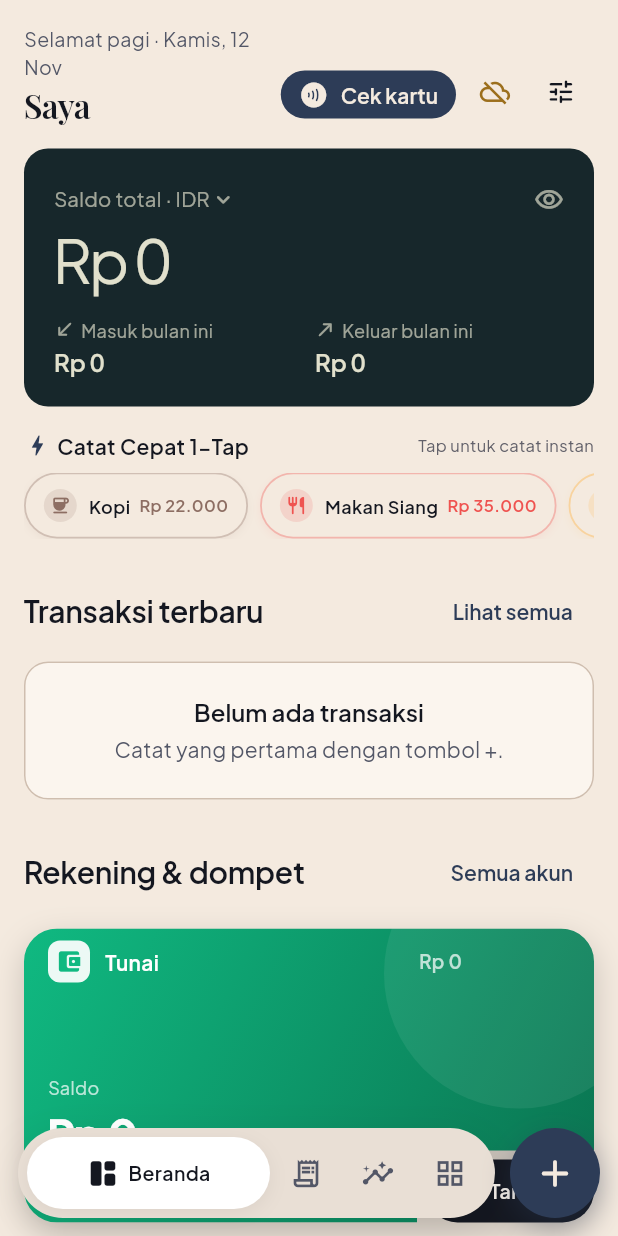
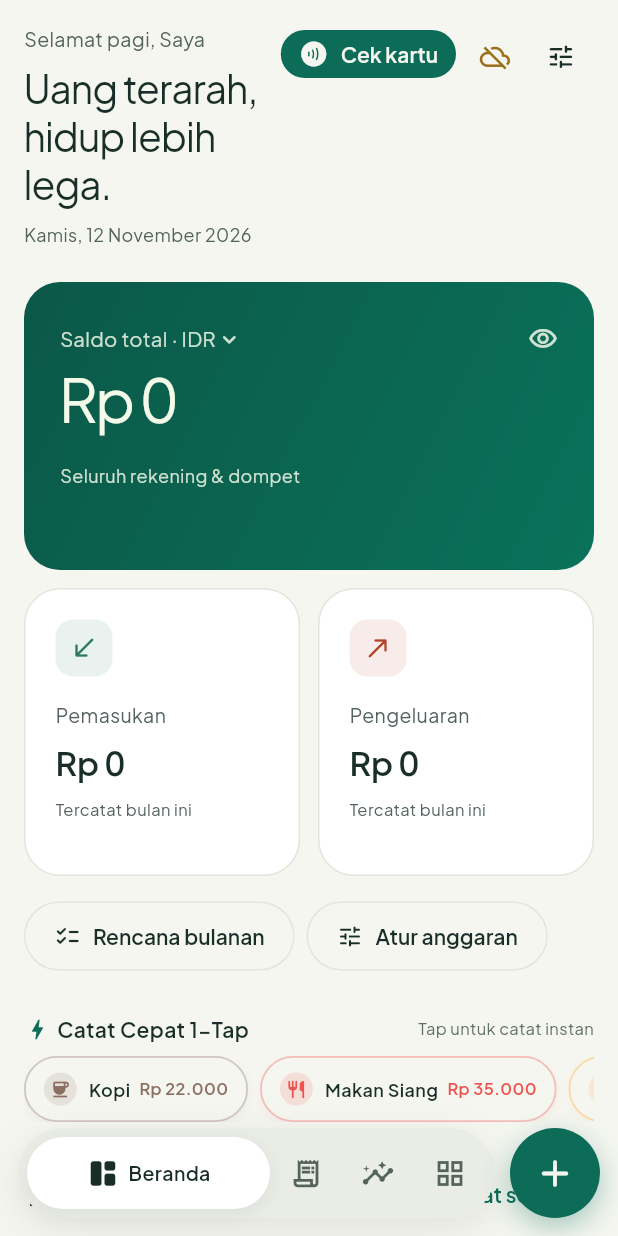
Before and after one commit to irsyadmsk/wallet, a Flutter app: the screen it shows once a user with an empty profile is signed in, on a phone screen of 412 x 824 dp. Run offline on Flutter 3.47's test engine with Material 3 defaults, Android fonts, the light colour scheme and no system bars; drawn by our look-alikes of flutter_animate; our stand-ins replace dropdown_button2, file_picker, fl_chart, flutter_colorpicker, get, hive and 5 more; missing offline and left inert: dart:js_interop, google_mlkit_text_recognition; accounts and stored records are empty; network calls fail.

Commit message:
[web-only] Refresh Wallet with the ARUS visual direction
Use ivory surfaces, forest balance cards, clearer monthly cash-flow cards and responsive content-width layouts. Keep the existing ledger, authentication and storage contracts. Add responsive/privacy coverage and validate the web release before deployment; skip APK publication for this web-only change.

```diff
--- a/lib/presentation/dashboard/view/dashboard_view.dart
+++ b/lib/presentation/dashboard/view/dashboard_view.dart
@@ -5,6 +5,7 @@ import 'package:intl/intl.dart';
 import 'package:financial_recording/presentation/emoney_nfc/view/emoney_nfc_view.dart';
 import 'package:financial_recording/data/services/emoney_nfc_service.dart';
 import 'package:financial_recording/shared/widget/market_card.dart';
+import 'package:financial_recording/shared/widget/wallet_flow_cards.dart';
 import 'package:financial_recording/data/services/currency/currency_service.dart';
 import 'package:financial_recording/app/shell_controller.dart';
 import 'package:financial_recording/app/sync_controller.dart';
@@ -15,7 +16,6 @@ import 'package:financial_recording/presentation/auth/controller/auth_controller
 import 'package:financial_recording/presentation/dashboard/controller/dashboard_controller.dart';
 import 'package:financial_recording/presentation/form_tx/view/form_tx_view.dart';
 import 'package:financial_recording/shared/responsive/adaptive_dialog.dart';
-import 'package:financial_recording/shared/responsive/breakpoints.dart';
 import 'package:financial_recording/shared/responsive/content_shell.dart';
 import 'package:financial_recording/shared/theme/app_colors.dart';
 import 'package:financial_recording/shared/theme/app_motion.dart';
@@ -45,7 +45,6 @@ class _DashboardViewState extends State<DashboardView> {
   Widget build(BuildContext context) {
     final c = Get.put(DashboardController(), tag: 'dashboard');
     final shell = Get.find<ShellController>();
-    final wide = context.windowSize == WindowSize.expanded || context.windowSize == WindowSize.large;
 
     return Scaffold(
       backgroundColor: Colors.transparent,
@@ -63,7 +62,9 @@ class _DashboardViewState extends State<DashboardView> {
           child: SafeArea(
             bottom: false,
             child: ContentShell(
-              child: Obx(() {
+              child: LayoutBuilder(builder: (context, constraints) {
+                final wide = constraints.maxWidth >= 900;
+                return Obx(() {
                 var i = 0;
                 // Money first, then what needs doing, then the details — the
                 // score and narrative live on Laporan.
@@ -112,7 +113,40 @@ class _DashboardViewState extends State<DashboardView> {
                   crossAxisAlignment: CrossAxisAlignment.stretch,
                   children: [
                     const _Greeting(),
+                    const SizedBox(height: 24),
+                    if (wide)
+                      Row(
+                          crossAxisAlignment: CrossAxisAlignment.start,
+                          children: [
+                            Expanded(flex: 5, child: hero),
+                            const SizedBox(width: 16),
+                            Expanded(flex: 6, child: WalletFlowCards(
+                              income: c.monthIncome.value,
+                              expense: c.monthExpense.value,
+                              hidden: _hidden,
+                            )),
+                          ],
+                      )
+                    else ...[
+                      hero,
+                      const SizedBox(height: 12),
+                      WalletFlowCards(income: c.monthIncome.value,
+                        expense: c.monthExpense.value, hidden: _hidden),
+                    ],
                     const SizedBox(height: 16),
+                    Wrap(spacing: 8, runSpacing: 8, children: [
+                      OutlinedButton.icon(
+                        onPressed: () => shell.goTo(AppPage.monthly),
+                        icon: const Icon(Icons.checklist_rounded, size: 18),
+                        label: const Text('Rencana bulanan'),
+                      ),
+                      OutlinedButton.icon(
+                        onPressed: () => shell.goTo(AppPage.budgets),
+                        icon: const Icon(Icons.tune_rounded, size: 18),
+                        label: const Text('Atur anggaran'),
+                      ),
+                    ]),
+                    const SizedBox(height: 28),
                     if (wide)
                       Row(
                         crossAxisAlignment: CrossAxisAlignment.start,
@@ -121,7 +155,7 @@ class _DashboardViewState extends State<DashboardView> {
                             flex: 7,
                             child: Column(
                               crossAxisAlignment: CrossAxisAlignment.stretch,
-                              children: [hero, const SizedBox(height: 24), recent],
+                              children: [recent],
                             ),
                           ),
                           const SizedBox(width: 16),
@@ -135,8 +169,6 @@ class _DashboardViewState extends State<DashboardView> {
                         ],
                       )
                     else ...[
-                      hero,
-                      const SizedBox(height: 16),
                       ...attention,
                       ...templates,
                       recent,
@@ -145,6 +177,7 @@ class _DashboardViewState extends State<DashboardView> {
                     ],
                   ],
                 );
+              });
               }),
             ),
           ),
@@ -172,23 +205,26 @@ class _Greeting extends StatelessWidget {
     final now = DateTime.now();
     final t = Theme.of(context).textTheme;
     return Row(
-      crossAxisAlignment: CrossAxisAlignment.end,
+      crossAxisAlignment: CrossAxisAlignment.start,
       children: [
         Expanded(
           child: Obx(() => Column(
                 crossAxisAlignment: CrossAxisAlignment.start,
                 children: [
                   Text(
-                    '${_salam(now.hour)} · ${DateFormat('EEEE, d MMM', 'id_ID').format(now)}',
+                    '${_salam(now.hour)}, ${auth.displayName}',
                     style: TextStyle(color: c.textSecondary, fontSize: 13),
                   ),
-                  const SizedBox(height: 2),
+                  const SizedBox(height: 8),
                   Text(
-                    auth.displayName,
-                    maxLines: 1,
+                    'Uang terarah, hidup lebih lega.',
+                    maxLines: 3,
                     overflow: TextOverflow.ellipsis,
-                    style: t.headlineSmall,
+                    style: t.headlineMedium,
                   ),
+                  const SizedBox(height: 8),
+                  Text(DateFormat('EEEE, d MMMM yyyy', 'id_ID').format(now),
+                    style: TextStyle(color: c.textSecondary, fontSize: 12)),
                 ],
               )),
         ),
@@ -249,18 +285,22 @@ class _NetWorthCard extends StatelessWidget {
   @override
   Widget build(BuildContext context) {
     final c = context.colors;
-    const ink = Color(0xFF17272B);
-    const cream = AppColors.cream;
-    final muted = cream.withValues(alpha: 0.68);
+    const ink = Color(0xFF0B5848);
+    const cream = Color(0xFFF4FAE9);
+    final muted = cream.withValues(alpha: 0.84);
     final m = controller;
     final liabilities = m.totalLiabilities.value.abs();
     final budget = m.overallBudget.value;
 
     return Container(
-      padding: const EdgeInsets.fromLTRB(20, 16, 12, 18),
+      constraints: const BoxConstraints(minHeight: 192),
+      padding: const EdgeInsets.fromLTRB(24, 20, 16, 24),
       decoration: BoxDecoration(
         color: Theme.of(context).brightness == Brightness.dark ? c.surfaceRaised : ink,
-        borderRadius: BorderRadius.circular(16),
+        borderRadius: BorderRadius.circular(24),
+        gradient: Theme.of(context).brightness == Brightness.dark ? null
+          : const LinearGradient(colors: [ink, Color(0xFF0A725A)],
+              begin: Alignment.topLeft, end: Alignment.bottomRight),
       ),
       child: Column(
         crossAxisAlignment: CrossAxisAlignment.start,
@@ -268,7 +308,7 @@ class _NetWorthCard extends StatelessWidget {
           Row(
             children: [
               // Tap to read the total in another currency (dolar, emas, ...).
-              Pressable(
+              Expanded(child: Pressable(
                 onTap: () => DisplayCurrency.pick(context, previewIdr: m.netWorth.value),
                 semanticLabel: 'Ganti mata uang total',
                 tooltip: 'Ganti mata uang total',
@@ -281,14 +321,14 @@ class _NetWorthCard extends StatelessWidget {
                     builder: (context, code, _) => Row(
                       mainAxisSize: MainAxisSize.min,
                       children: [
-                        Text('Saldo total · $code', style: TextStyle(color: muted, fontSize: 13.5)),
+                        Flexible(child: Text('Saldo total · $code', overflow: TextOverflow.ellipsis,
+                          style: TextStyle(color: muted, fontSize: 13.5))),
                         Icon(Icons.expand_more_rounded, size: 18, color: muted),
                       ],
                     ),
                   ),
                 ),
-              ),
-              const Spacer(),
+              )),
               Pressable(
                 onTap: onToggle,
                 semanticLabel: hidden ? 'Tampilkan saldo' : 'Sembunyikan saldo',
@@ -323,31 +363,9 @@ class _NetWorthCard extends StatelessWidget {
                 style: TextStyle(color: muted, fontSize: 12.5),
               ),
             ),
-          const SizedBox(height: 16),
-          Row(
-            children: [
-              Expanded(
-                child: _Figure(
-                  label: 'Masuk bulan ini',
-                  icon: Icons.south_west_rounded,
-                  value: m.monthIncome.value,
-                  hidden: hidden,
-                  color: cream,
-                  muted: muted,
-                ),
-              ),
-              Expanded(
-                child: _Figure(
-                  label: 'Keluar bulan ini',
-                  icon: Icons.north_east_rounded,
-                  value: m.monthExpense.value,
-                  hidden: hidden,
-                  color: cream,
-                  muted: muted,
-                ),
-              ),
-            ],
-          ),
+          const SizedBox(height: 20),
+          Text('Seluruh rekening & dompet',
+            style: TextStyle(color: muted, fontSize: 12)),
           if (budget != null && budget.limit > 0) ...[
             const SizedBox(height: 14),
             _BudgetLine(budget: budget, hidden: hidden, cream: cream, muted: muted, onTap: onBudget),
@@ -356,43 +374,6 @@ class _NetWorthCard extends StatelessWidget {
       ),
     );
   }
-}
-
-class _Figure extends StatelessWidget {
-  const _Figure({
-    required this.label,
-    required this.icon,
-    required this.value,
-    required this.hidden,
-    required this.color,
-    required this.muted,
-  });
-  final String label;
-  final IconData icon;
-  final int value;
-  final bool hidden;
-  final Color color;
-  final Color muted;
-
-  @override
-  Widget build(BuildContext context) => Column(
-        crossAxisAlignment: CrossAxisAlignment.start,
-        children: [
-          Row(
-            children: [
-              Icon(icon, size: 14, color: muted),
-              const SizedBox(width: 4),
-              Flexible(child: Text(label, style: TextStyle(color: muted, fontSize: 12), overflow: TextOverflow.ellipsis)),
-            ],
-          ),
-          const SizedBox(height: 2),
-          FittedBox(
-            fit: BoxFit.scaleDown,
-            alignment: Alignment.centerLeft,
-            child: AnimatedMoney(value: value, hidden: hidden, style: AppTypography.numeric(size: 16, weight: FontWeight.w600, color: color)),
-          ),
-        ],
-      );
 }
 
 /// This month's overall budget as one line inside the hero card.
--- a/lib/shared/responsive/adaptive_scaffold.dart
+++ b/lib/shared/responsive/adaptive_scaffold.dart
@@ -875,7 +875,7 @@ class _SideItem extends StatelessWidget {
             padding: const EdgeInsets.symmetric(horizontal: 12),
             decoration: BoxDecoration(
               color: selected
-                  ? c.textPrimary
+                  ? c.primaryContainer
                   : (s.active
                         ? c.textPrimary.withValues(alpha: 0.05)
                         : Colors.transparent),
@@ -896,7 +896,7 @@ class _SideItem extends StatelessWidget {
                   child: Icon(
                     selected ? d.selectedIcon : d.icon,
                     size: 20,
-                    color: selected ? c.surfaceAlt : c.textSecondary,
+                    color: selected ? c.primary : c.textSecondary,
                   ),
                 ),
                 const SizedBox(width: 12),
@@ -907,7 +907,7 @@ class _SideItem extends StatelessWidget {
                     style: TextStyle(
                       fontSize: 14,
                       fontWeight: selected ? FontWeight.w600 : FontWeight.w500,
-                      color: selected ? c.surfaceAlt : c.textPrimary,
+                      color: c.textPrimary,
                     ),
                   ),
                 ),
--- a/lib/shared/theme/app_colors.dart
+++ b/lib/shared/theme/app_colors.dart
@@ -46,14 +46,14 @@ class AppColors extends ThemeExtension<AppColors> {
   Color get budgetWarn => warning;
   Color get budgetOver => danger;
 
-  /// Irsyads portrait-reference palette, owner mandate 22 October 2026.
+  /// Wallet / ARUS palette, owner refresh 12 November 2026.
   /// Existing named visitor palettes remain available below.
-  static const Color paper = Color(0xFFF4EADF);
-  static const Color ink = Color(0xFF141720);
+  static const Color paper = Color(0xFFF5F6F0);
+  static const Color ink = Color(0xFF192E28);
   static const Color academicBlue = Color(0xFF2D3C57);
   static const Color powderBlue = Color(0xFF8BA2CE);
-  static const Color paperShadow = Color(0xFFCFBEAF);
-  static const Color forest = Color(0xFF134E4A);
+  static const Color paperShadow = Color(0xFFE1E6DC);
+  static const Color forest = Color(0xFF0C6C58);
   static const Color sage = Color(0xFF4F8B70);
   static const Color clay = Color(0xFFC2502F);
   static const Color ochre = Color(0xFFD9A441);
@@ -69,7 +69,7 @@ class AppColors extends ThemeExtension<AppColors> {
   static const Color irsyadsTeal = Color(0xFF126A5A);
 
   /// Preset palettes offered in Settings.
-  static const Color defaultSeed = academicBlue;
+  static const Color defaultSeed = forest;
   static const Color presetIrsyads = academicBlue;
   static const Color presetSage = sage;
   static const Color presetOcean = Color(0xFF2E5A7A);
@@ -81,13 +81,13 @@ class AppColors extends ThemeExtension<AppColors> {
     primary: seed,
     onPrimary: _onAccent(seed),
     primaryContainer: Color.alphaBlend(seed.withValues(alpha: 0.10), paper),
-    surface: const Color(0xFFFBF5EE),
+    surface: const Color(0xFFFFFFFF),
     surfaceAlt: paper,
     surfaceRaised: const Color(0xFFFFFFFF),
     border: paperShadow,
     textPrimary: ink,
-    textSecondary: const Color(0xFF535767),
-    textTertiary: const Color(0xFF62616A),
+    textSecondary: const Color(0xFF54645C),
+    textTertiary: const Color(0xFF627168),
     success: const Color(0xFF2F7A5B),
     danger: const Color(0xFFB4452A),
     warning: const Color(0xFF9C6F1C),
@@ -109,15 +109,15 @@ class AppColors extends ThemeExtension<AppColors> {
       onPrimary: _onAccent(primary),
       primaryContainer: Color.alphaBlend(
         primary.withValues(alpha: 0.14),
-        const Color(0xFF1D2330),
+        const Color(0xFF192B24),
       ),
-      surface: const Color(0xFF1D2330),
-      surfaceAlt: ink,
-      surfaceRaised: const Color(0xFF293247),
-      border: const Color(0xFF4B5262),
+      surface: const Color(0xFF192B24),
+      surfaceAlt: const Color(0xFF101F19),
+      surfaceRaised: const Color(0xFF223A30),
+      border: const Color(0xFF3F574A),
       textPrimary: paper,
-      textSecondary: const Color(0xFFC2C6D0),
-      textTertiary: const Color(0xFFA9B4C7),
+      textSecondary: const Color(0xFFC4D0C5),
+      textTertiary: const Color(0xFFA7BBAE),
       success: const Color(0xFF7FC8A2),
       danger: const Color(0xFFEE9274),
       warning: const Color(0xFFE5B85C),
--- a/lib/shared/theme/app_spacing.dart
+++ b/lib/shared/theme/app_spacing.dart
@@ -11,7 +11,7 @@ abstract class AppSpacing {
 abstract class AppRadii {
   static const double sm = 8;
   static const double md = 12;
-  static const double lg = 16;
-  static const double xl = 16;
+  static const double lg = 20;
+  static const double xl = 24;
   static const double pill = 999;
 }
--- a/lib/shared/theme/app_typography.dart
+++ b/lib/shared/theme/app_typography.dart
@@ -1,14 +1,14 @@
 import 'package:flutter/material.dart';
 
 /// Owner brand fonts, bundled locally; no runtime font request is needed.
-/// Headings: Playfair Display; interface/numbers: Plus Jakarta Sans;
+/// Headings/interface/numbers: Plus Jakarta Sans;
 /// quotations: Libre Baskerville. Flutter keeps platform glyph fallback.
 abstract class AppTypography {
   static TextTheme textTheme(Color textPrimary, Color textSecondary) {
     final body = Typography.material2021().black.apply(
       fontFamily: 'Plus Jakarta Sans',
     );
-    final display = body.apply(fontFamily: 'Playfair Display');
+    final display = body;
     TextStyle? head(TextStyle? s, double size, FontWeight w, double tracking) =>
         s?.copyWith(
           color: textPrimary,
--- /dev/null
+++ b/lib/shared/widget/wallet_flow_cards.dart
@@ -0,0 +1,78 @@
+import 'package:flutter/material.dart';
+import 'package:financial_recording/shared/theme/app_colors.dart';
+import 'package:financial_recording/shared/theme/app_typography.dart';
+import 'package:financial_recording/shared/widget/motion/motion.dart';
+
+/// Ledger totals only: these cards never infer savings from account balances.
+/// Use available content width, including when the desktop sidebar is open.
+class WalletFlowCards extends StatelessWidget {
+  const WalletFlowCards({
+    super.key,
+    required this.income,
+    required this.expense,
+    this.hidden = false,
+  });
+
+  final int income, expense;
+  final bool hidden;
+
+  @override
+  Widget build(BuildContext context) => LayoutBuilder(
+    builder: (context, constraints) {
+      final stack = constraints.maxWidth < 340 ||
+          MediaQuery.textScalerOf(context).scale(14) > 18;
+      final cards = [
+        _FlowCard(label: 'Pemasukan', note: 'Tercatat bulan ini',
+          value: income, hidden: hidden, income: true),
+        _FlowCard(label: 'Pengeluaran', note: 'Tercatat bulan ini',
+          value: expense, hidden: hidden, income: false),
+      ];
+      if (stack) {
+        return Column(crossAxisAlignment: CrossAxisAlignment.stretch,
+          children: [cards.first, const SizedBox(height: 12), cards.last]);
+      }
+      return Row(crossAxisAlignment: CrossAxisAlignment.start,
+        children: [Expanded(child: cards.first), const SizedBox(width: 12),
+          Expanded(child: cards.last)]);
+    },
+  );
+}
+
+class _FlowCard extends StatelessWidget {
+  const _FlowCard({required this.label, required this.note, required this.value,
+    required this.hidden, required this.income});
+  final String label, note;
+  final int value;
+  final bool hidden, income;
+
+  @override
+  Widget build(BuildContext context) {
+    final c = context.colors;
+    final tone = income ? c.income : c.expense;
+    return Container(
+      constraints: const BoxConstraints(minHeight: 192),
+      padding: const EdgeInsets.all(20),
+      decoration: BoxDecoration(color: c.surface,
+        border: Border.all(color: c.border),
+        borderRadius: BorderRadius.circular(24)),
+      child: Column(crossAxisAlignment: CrossAxisAlignment.start,
+        mainAxisSize: MainAxisSize.min,
+        children: [
+          Container(padding: const EdgeInsets.all(9),
+            decoration: BoxDecoration(color: tone.withValues(alpha: .10),
+              borderRadius: BorderRadius.circular(12)),
+            child: Icon(income ? Icons.south_west_rounded : Icons.north_east_rounded,
+              size: 20, color: tone)),
+          const SizedBox(height: 16),
+          Text(label, style: TextStyle(color: c.textSecondary, fontSize: 13)),
+          const SizedBox(height: 6),
+          FittedBox(fit: BoxFit.scaleDown, alignment: AlignmentDirectional.centerStart,
+            child: AnimatedMoney(value: value, hidden: hidden,
+              style: AppTypography.numeric(size: 22, weight: FontWeight.w600,
+                color: c.textPrimary))),
+          const SizedBox(height: 8),
+          Text(note, style: TextStyle(fontSize: 11, color: c.textSecondary)),
+        ]),
+    );
+  }
+}
```
Also changed, not shown: 5 other files.
